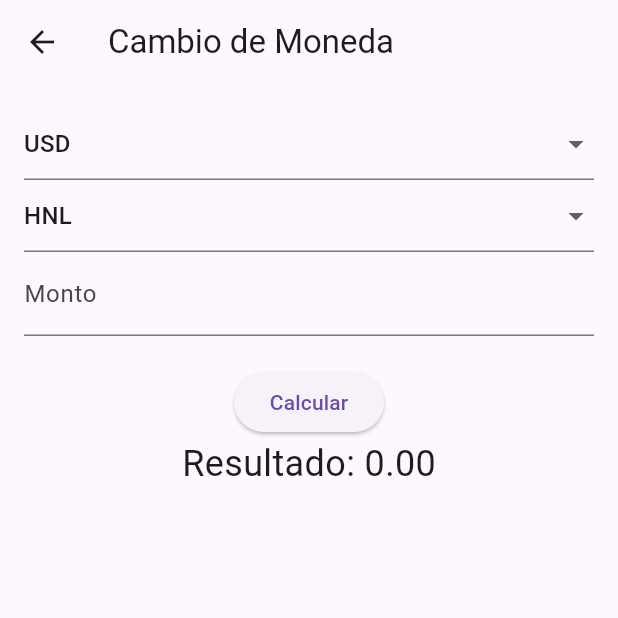
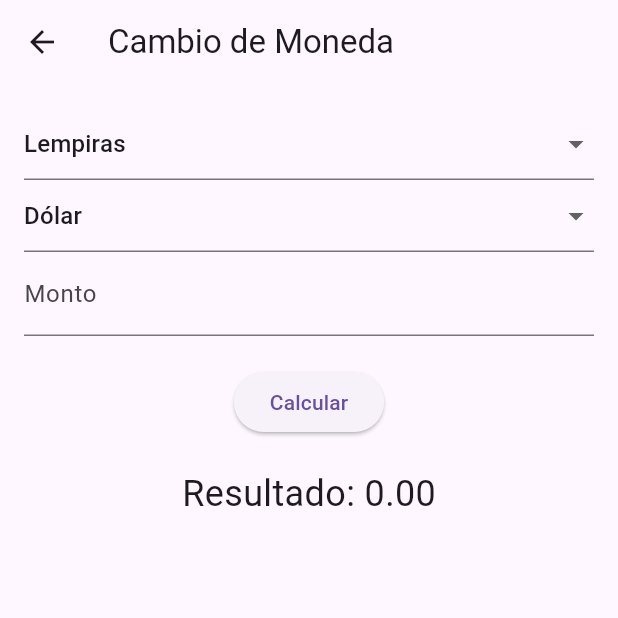
Before and after one commit to Informatica-CEUTEC-SAP/Examen1, a Flutter app: the CambioMoneda screen opened by its route, on a phone screen of 412 x 824 dp, the top half of it. Run offline on Flutter 3.47's test engine with Material 3 defaults, Android fonts, the phone set to English and light mode, and no system bars.

Commit message:
quinto commit

```diff
--- a/flutter_examen_1_614111004/lib/cambio_moneda.dart
+++ b/flutter_examen_1_614111004/lib/cambio_moneda.dart
@@ -7,8 +7,8 @@ class CambioMoneda extends StatefulWidget {
 
 class _CambioMonedaState extends State<CambioMoneda> {
   final _formKey = GlobalKey<FormState>();
-  String _monedaOrigen = 'USD';
-  String _monedaDestino = 'HNL';
+  String _monedaOrigen = 'Lempiras';
+  String _monedaDestino = 'Dólar';
   double _monto = 0.0;
   double _resultado = 0.0;
 
@@ -33,12 +33,16 @@ class _CambioMonedaState extends State<CambioMoneda> {
                 },
                 items: [
                   DropdownMenuItem(
-                    child: Text('USD'),
-                    value: 'USD',
+                    child: Text('Lempiras'),
+                    value: 'Lempiras',
                   ),
                   DropdownMenuItem(
-                    child: Text('EUR'),
-                    value: 'EUR',
+                    child: Text('Dólar'),
+                    value: 'Dólar',
+                  ),
+                  DropdownMenuItem(
+                    child: Text('Euro'),
+                    value: 'Euro',
                   ),
                 ],
               ),
@@ -51,17 +55,23 @@ class _CambioMonedaState extends State<CambioMoneda> {
                 },
                 items: [
                   DropdownMenuItem(
-                    child: Text('HNL'),
-                    value: 'HNL',
+                    child: Text('Lempiras'),
+                    value: 'Lempiras',
                   ),
                   DropdownMenuItem(
-                    child: Text('USD'),
-                    value: 'USD',
+                    child: Text('Dólar'),
+                    value: 'Dólar',
+                  ),
+                  DropdownMenuItem(
+                    child: Text('Euro'),
+                    value: 'Euro',
                   ),
                 ],
               ),
               TextFormField(
-                decoration: InputDecoration(labelText: 'Monto'),
+                decoration: InputDecoration(
+                  labelText: 'Monto',
+                ),
                 validator: (value) {
                   if (value.isEmpty) {
                     return 'Ingrese un monto';
@@ -75,11 +85,12 @@ class _CambioMonedaState extends State<CambioMoneda> {
                 onPressed: () {
                   if (_formKey.currentState.validate()) {
                     _formKey.currentState.save();
-                    _calcularCambio();
+                    _calcularCambioMoneda();
                   }
                 },
                 child: Text('Calcular'),
               ),
+              SizedBox(height: 20),
               Text(
                 'Resultado: ${_resultado.toStringAsFixed(2)}',
                 style: TextStyle(fontSize: 24),
@@ -91,26 +102,20 @@ class _CambioMonedaState extends State<CambioMoneda> {
     );
   }
 
-    Map<String, double> _conversiónMoneda = {
-  'USD_HNL': 24.50, // 1 USD = 24.50 HNL
-  'EUR_HNL': 28.50, // 1 EUR = 28.50 HNL
-  'HNL_USD': 0.040, // 1 HNL = 0.040 USD
-  'HNL_EUR': 0.035, // 1 HNL = 0.035 EUR
-  'USD_EUR': 0.88, // 1 USD = 0.88 EUR
-  'EUR_USD': 1.13, // 1 EUR = 1.13 USD
-};
-
-  void _calcularCambio() {
-  String key = '${_monedaOrigen}_${_monedaDestino}';
-  double tasaCambio = _conversiónMoneda[key];
-
-  if (tasaCambio != null) {
-    _resultado = _monto * tasaCambio;
-  } else {
-    _resultado = 0.0;
+  void _calcularCambioMoneda() {
+    if (_monedaOrigen == 'Lempiras' && _monedaDestino == 'Dólar') {
+      _resultado = _monto / 24.5;
+    } else if (_monedaOrigen == 'Lempiras' && _monedaDestino == 'Euro') {
+      _resultado = _monto / 28.5;
+    } else if (_monedaOrigen == 'Dólar' && _monedaDestino == 'Lempiras') {
+      _resultado = _monto * 24.5;
+    } else if (_monedaOrigen == 'Dólar' && _monedaDestino == 'Euro') {
+      _resultado = _monto * 0.84;
+    } else if (_monedaOrigen == 'Euro' && _monedaDestino == 'Lempiras') {
+      _resultado = _monto * 28.5;
+    } else if (_monedaOrigen == 'Euro' && _monedaDestino == 'Dólar') {
+      _resultado = _monto / 0.84;
+    }
+    setState(() {});
   }
-
-  setState(() {});
 }
-
-}
```
Also changed, not shown: flutter_examen_1_614111004/lib/noticias_list.dart (added, +33 -0 lines), flutter_examen_1_614111004/lib/tareas.dart (added, +31 -0 lines).
